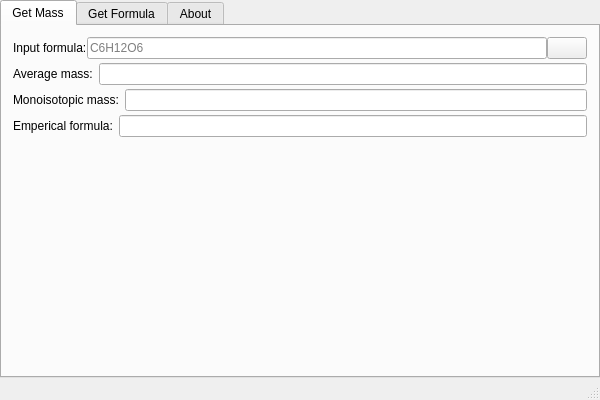
Old version of the form src/mainwindow.ui in the repository zwpwjwtz/MassCalculator.
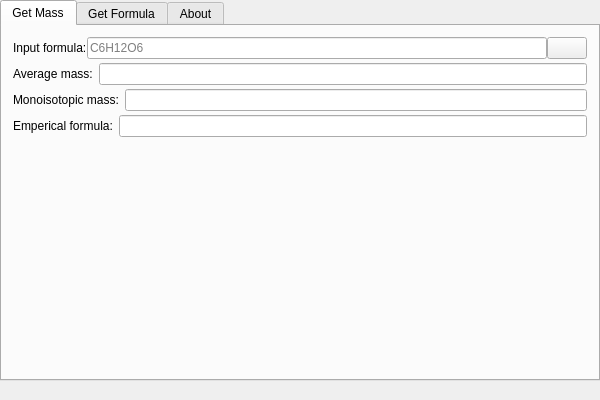
New version of the form. Icons and pictures are not drawn. Custom widgets are drawn as their Qt base class.

```diff
--- a/src/mainwindow.ui
+++ b/src/mainwindow.ui
@@ -426,7 +426,11 @@
     </item>
    </layout>
   </widget>
-  <widget class="QStatusBar" name="statusBar"/>
+  <widget class="QStatusBar" name="statusBar">
+   <property name="sizeGripEnabled">
+    <bool>false</bool>
+   </property>
+  </widget>
  </widget>
  <layoutdefault spacing="6" margin="11"/>
  <customwidgets>
```
